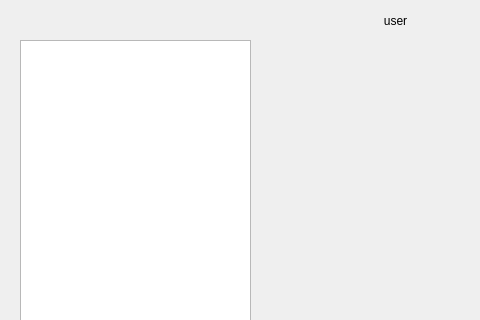
CousinRock/GEE_Asset_Help, file ui/widget.ui: the form before one commit; both pictures show x 0 to 480 and y 0 to 320 of the 670 by 619 pixel window.
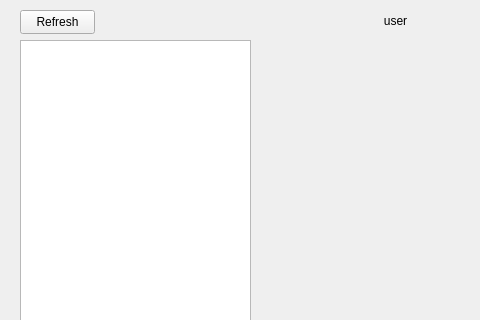
The form after the commit.

```diff
--- a/ui/widget.ui
+++ b/ui/widget.ui
@@ -57,6 +57,19 @@
 }</string>
    </property>
   </widget>
+  <widget class="QPushButton" name="refresh">
+   <property name="geometry">
+    <rect>
+     <x>20</x>
+     <y>10</y>
+     <width>75</width>
+     <height>24</height>
+    </rect>
+   </property>
+   <property name="text">
+    <string>Refresh</string>
+   </property>
+  </widget>
  </widget>
  <resources/>
  <connections/>
```
